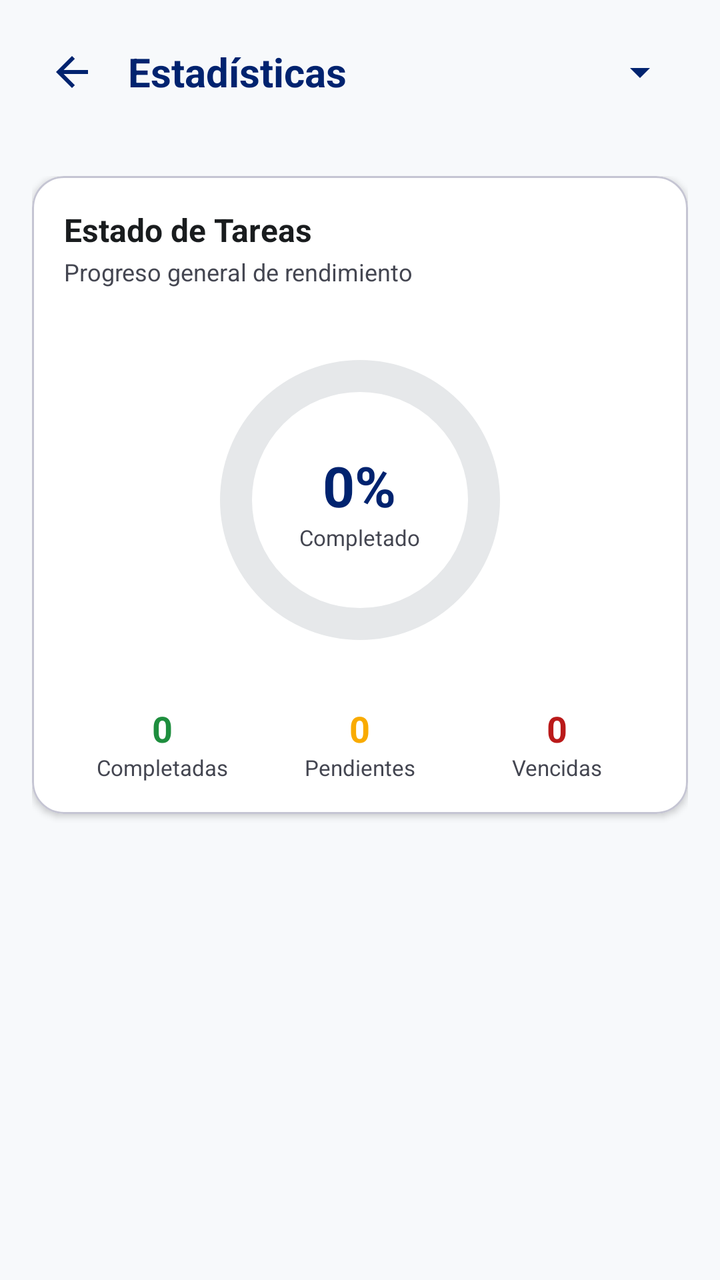
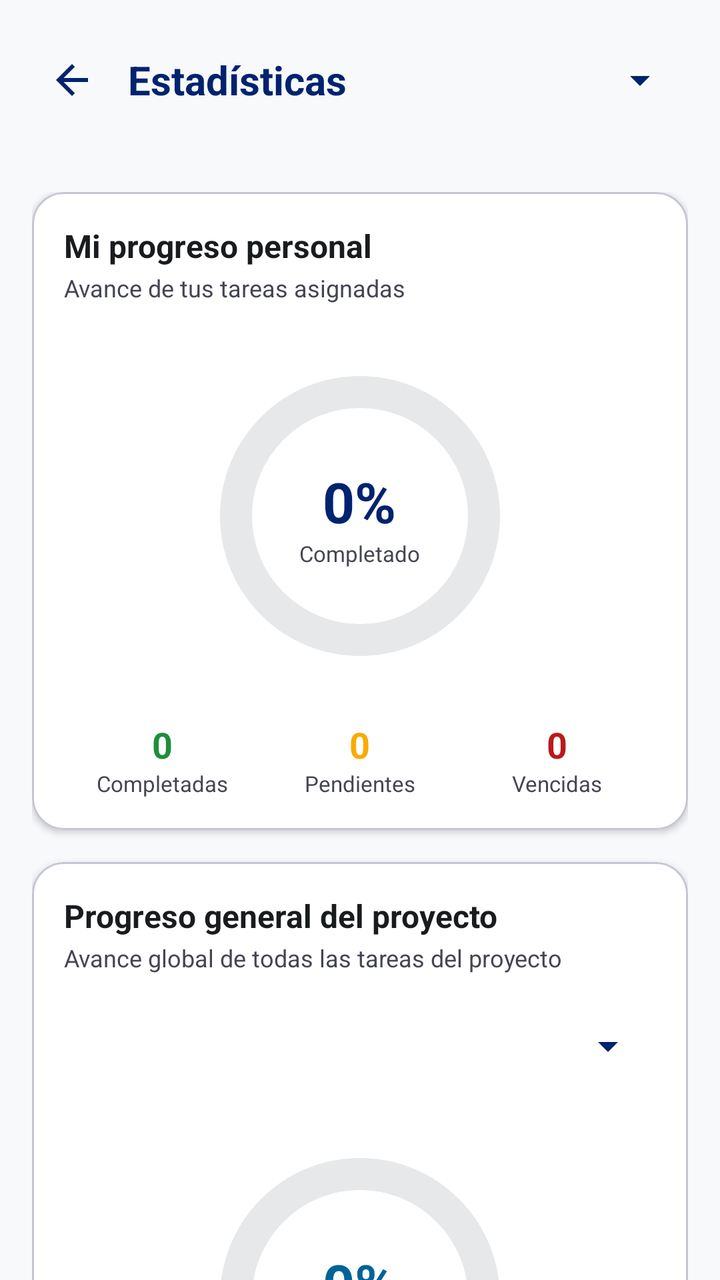

Screens rendered from an Android XML layout before and after an edit, with the pre-edit source and the edit as a unified diff.
<!-- AndroidManifest.xml: application theme Theme.MaquetaGestia -->
<!-- res/layout/activity_frm_estadisticas.xml -->
<?xml version="1.0" encoding="utf-8"?>
<RelativeLayout xmlns:android="http://schemas.android.com/apk/res/android"
    xmlns:app="http://schemas.android.com/apk/res-auto"
    xmlns:tools="http://schemas.android.com/tools"
    android:id="@+id/main"
    android:layout_width="match_parent"
    android:layout_height="match_parent"
    android:background="@color/background"
    tools:context=".vista.frm_estadisticas">

    
    <LinearLayout
        android:id="@+id/headerEstadisticas"
        android:layout_width="match_parent"
        android:layout_height="wrap_content"
        android:gravity="center_vertical"
        android:orientation="horizontal"
        android:padding="16dp">

        <ImageButton
            android:id="@+id/btnVolverEstadisticas"
            android:layout_width="40dp"
            android:layout_height="40dp"
            android:background="?attr/selectableItemBackgroundBorderless"
            android:contentDescription="Volver"
            android:onClick="volverAlHome"
            android:src="@drawable/arrow_back_24dp_e3e3e3_fill0_wght400_grad0_opsz24"
            app:tint="@color/primary" />

        <TextView
            android:layout_width="0dp"
            android:layout_height="wrap_content"
            android:layout_marginStart="8dp"
            android:layout_marginEnd="8dp"
            android:layout_weight="1"
            android:ellipsize="end"
            android:maxLines="1"
            android:text="Estadísticas"
            android:textColor="@color/primary"
            android:textSize="20sp"
            android:textStyle="bold" />

        <Spinner
            android:id="@+id/spPeriodo"
            android:layout_width="wrap_content"
            android:layout_height="40dp"
            android:backgroundTint="@color/primary" />
    </LinearLayout>

    
    <ScrollView
        android:layout_width="match_parent"
        android:layout_height="match_parent"
        android:layout_below="@id/headerEstadisticas"
        android:fillViewport="true">

        <LinearLayout
            android:layout_width="match_parent"
            android:layout_height="wrap_content"
            android:orientation="vertical"
            android:padding="16dp">

            
            <com.google.android.material.card.MaterialCardView
                android:layout_width="match_parent"
                android:layout_height="wrap_content"
                android:layout_marginBottom="16dp"
                app:cardBackgroundColor="@color/surface_container_lowest"
                app:cardCornerRadius="16dp"
                app:cardElevation="2dp"
                app:strokeColor="@color/outline_variant">

                <LinearLayout
                    android:layout_width="match_parent"
                    android:layout_height="wrap_content"
                    android:orientation="vertical"
                    android:padding="16dp">

                    <TextView
                        android:layout_width="wrap_content"
                        android:layout_height="wrap_content"
                        android:text="Estado de Tareas"
                        android:textColor="@color/on_surface"
                        android:textSize="16sp"
                        android:textStyle="bold" />

                    <TextView
                        android:layout_width="wrap_content"
                        android:layout_height="wrap_content"
                        android:layout_marginTop="2dp"
                        android:text="Progreso general de rendimiento"
                        android:textColor="@color/on_surface_variant"
                        android:textSize="12sp" />

                    
                    <RelativeLayout
                        android:layout_width="match_parent"
                        android:layout_height="180dp"
                        android:layout_marginTop="16dp">

                        
                        <com.google.android.material.progressindicator.CircularProgressIndicator
                            android:id="@+id/chartDonut"
                            android:layout_width="wrap_content"
                            android:layout_height="wrap_content"
                            android:layout_centerInParent="true"
                            android:progress="0"
                            app:indicatorColor="@color/primary"
                            app:indicatorSize="140dp"
                            app:trackColor="@color/surface_container_high"
                            app:trackCornerRadius="8dp"
                            app:trackThickness="16dp"
                            tools:progress="75" />

                        
                        <LinearLayout
                            android:layout_width="wrap_content"
                            android:layout_height="wrap_content"
                            android:layout_centerInParent="true"
                            android:gravity="center"
                            android:orientation="vertical">

                            <TextView
                                android:id="@+id/lblPorcentajeDonut"
                                android:layout_width="wrap_content"
                                android:layout_height="wrap_content"
                                android:text="0%"
                                android:textColor="@color/primary"
                                android:textSize="28sp"
                                android:textStyle="bold" />

                            <TextView
                                android:layout_width="wrap_content"
                                android:layout_height="wrap_content"
                                android:text="Completado"
                                android:textColor="@color/on_surface_variant"
                                android:textSize="11sp" />
                        </LinearLayout>
                    </RelativeLayout>

                    
                    <LinearLayout
                        android:layout_width="match_parent"
                        android:layout_height="wrap_content"
                        android:layout_marginTop="12dp"
                        android:orientation="horizontal">

                        
                        <LinearLayout
                            android:layout_width="0dp"
                            android:layout_height="wrap_content"
                            android:layout_weight="1"
                            android:gravity="center"
                            android:orientation="vertical">

                            <TextView
                                android:id="@+id/lblCompletadasCount"
                                android:layout_width="wrap_content"
                                android:layout_height="wrap_content"
                                android:text="0"
                                android:textColor="@color/success_green"
                                android:textSize="18sp"
                                android:textStyle="bold" />

                            <TextView
                                android:layout_width="wrap_content"
                                android:layout_height="wrap_content"
                                android:text="Completadas"
                                android:textColor="@color/on_surface_variant"
                                android:textSize="11sp" />
                        </LinearLayout>

                        
                        <LinearLayout
                            android:layout_width="0dp"
                            android:layout_height="wrap_content"
                            android:layout_weight="1"
                            android:gravity="center"
                            android:orientation="vertical">

                            <TextView
                                android:id="@+id/lblPendientesCount"
                                android:layout_width="wrap_content"
                                android:layout_height="wrap_content"
                                android:text="0"
                                android:textColor="@color/warning_amber"
                                android:textSize="18sp"
                                android:textStyle="bold" />

                            <TextView
                                android:layout_width="wrap_content"
                                android:layout_height="wrap_content"
                                android:text="Pendientes"
                                android:textColor="@color/on_surface_variant"
                                android:textSize="11sp" />
                        </LinearLayout>

                        
                        <LinearLayout
                            android:layout_width="0dp"
                            android:layout_height="wrap_content"
                            android:layout_weight="1"
                            android:gravity="center"
                            android:orientation="vertical">

                            <TextView
                                android:id="@+id/lblVencidasCount"
                                android:layout_width="wrap_content"
                                android:layout_height="wrap_content"
                                android:text="0"
                                android:textColor="@color/error"
                                android:textSize="18sp"
                                android:textStyle="bold" />

                            <TextView
                                android:layout_width="wrap_content"
                                android:layout_height="wrap_content"
                                android:text="Vencidas"
                                android:textColor="@color/on_surface_variant"
                                android:textSize="11sp" />
                        </LinearLayout>
                    </LinearLayout>

                </LinearLayout>
            </com.google.android.material.card.MaterialCardView>

        </LinearLayout>
    </ScrollView>

</RelativeLayout>
<!-- resources referenced by this layout -->
<resources>
  <color name="background">#F7F9FB</color>
  <color name="error">#BA1A1A</color>
  <color name="on_surface">#191C1E</color>
  <color name="on_surface_variant">#444651</color>
  <color name="outline_variant">#C5C5D3</color>
  <color name="primary">#00236F</color>
  <color name="success_green">#1E8E3E</color>
  <color name="surface_container_high">#E6E8EA</color>
  <color name="surface_container_lowest">#FFFFFF</color>
  <color name="warning_amber">#F9AB00</color>
  <!-- drawable arrow_back_24dp_e3e3e3_fill0_wght400_grad0_opsz24 (drawable) -->
  <vector xmlns:android="http://schemas.android.com/apk/res/android"
      android:width="24dp"
      android:height="24dp"
      android:viewportWidth="960"
      android:viewportHeight="960">
    <path
        android:pathData="m313,520 l224,224 -57,56 -320,-320 320,-320 57,56 -224,224h487v80L313,520Z"
        android:fillColor="#e3e3e3"/>
  </vector>
  <style name="Theme.MaquetaGestia" parent="Base.Theme.MaquetaGestia" />
  <style name="Base.Theme.MaquetaGestia" parent="Theme.Material3.DayNight.NoActionBar">
          
          <item name="colorPrimary">@color/primary</item>
          <item name="colorOnPrimary">@color/on_primary</item>
          <item name="colorPrimaryContainer">@color/primary_container</item>
          <item name="colorOnPrimaryContainer">@color/on_primary_container</item>
  
          
          <item name="colorSecondary">@color/secondary</item>
          <item name="colorOnSecondary">@color/on_secondary</item>
          <item name="colorSecondaryContainer">@color/secondary_container</item>
  
          
          <item name="android:colorBackground">@color/background</item>
          <item name="colorSurface">@color/surface</item>
          <item name="colorOnSurface">@color/on_surface</item>
          <item name="colorOnSurfaceVariant">@color/on_surface_variant</item>
  
          
          <item name="colorOutline">@color/outline</item>
          <item name="colorOutlineVariant">@color/outline_variant</item>
          <item name="colorError">@color/error</item>
          <item name="colorErrorContainer">@color/error_container</item>
          <item name="colorOnError">@color/on_error</item>
      </style>
  <color name="on_primary">#FFFFFF</color>
  <color name="primary_container">#1E3A8A</color>
  <color name="on_primary_container">#90A8FF</color>
  <color name="secondary">#006398</color>
  <color name="on_secondary">#FFFFFF</color>
  <color name="secondary_container">#5BB8FE</color>
  <color name="surface">#F7F9FB</color>
  <color name="outline">#757682</color>
  <color name="error_container">#FFDAD6</color>
  <color name="on_error">#FFFFFF</color>
</resources>

<!-- the commit's change to res/layout/activity_frm_estadisticas.xml (unified diff, before → after) -->
@@ -43,22 +43,26 @@
         <Spinner
             android:id="@+id/spPeriodo"
             android:layout_width="wrap_content"
-            android:layout_height="40dp"
-            android:backgroundTint="@color/primary" />
+            android:layout_height="wrap_content"
+            android:backgroundTint="@color/primary"
+            android:minHeight="48dp" />
     </LinearLayout>
 
     
-    <ScrollView
+    <androidx.core.widget.NestedScrollView
         android:layout_width="match_parent"
         android:layout_height="match_parent"
         android:layout_below="@id/headerEstadisticas"
+        android:clipToPadding="false"
         android:fillViewport="true">
 
         <LinearLayout
             android:layout_width="match_parent"
             android:layout_height="wrap_content"
             android:orientation="vertical"
-            android:padding="16dp">
+            android:paddingHorizontal="16dp"
+            android:paddingTop="16dp"
+            android:paddingBottom="24dp">
 
             
             <com.google.android.material.card.MaterialCardView
@@ -79,7 +83,7 @@
                     <TextView
                         android:layout_width="wrap_content"
                         android:layout_height="wrap_content"
-                        android:text="Estado de Tareas"
+                        android:text="Mi progreso personal"
                         android:textColor="@color/on_surface"
                         android:textSize="16sp"
                         android:textStyle="bold" />
@@ -88,15 +92,17 @@
                         android:layout_width="wrap_content"
                         android:layout_height="wrap_content"
                         android:layout_marginTop="2dp"
-                        android:text="Progreso general de rendimiento"
+                        android:text="Avance de tus tareas asignadas"
                         android:textColor="@color/on_surface_variant"
                         android:textSize="12sp" />
 
                     
                     <RelativeLayout
                         android:layout_width="match_parent"
-                        android:layout_height="180dp"
-                        android:layout_marginTop="16dp">
+                        android:layout_height="wrap_content"
+                        android:layout_marginTop="16dp"
+                        android:minHeight="180dp"
+                        android:paddingVertical="12dp">
 
                         
                         <com.google.android.material.progressindicator.CircularProgressIndicator
@@ -165,6 +171,8 @@
                             <TextView
                                 android:layout_width="wrap_content"
                                 android:layout_height="wrap_content"
+                                android:ellipsize="end"
+                                android:maxLines="1"
                                 android:text="Completadas"
                                 android:textColor="@color/on_surface_variant"
                                 android:textSize="11sp" />
@@ -190,6 +198,8 @@
                             <TextView
                                 android:layout_width="wrap_content"
                                 android:layout_height="wrap_content"
+                                android:ellipsize="end"
+                                android:maxLines="1"
                                 android:text="Pendientes"
                                 android:textColor="@color/on_surface_variant"
                                 android:textSize="11sp" />
@@ -215,6 +225,8 @@
                             <TextView
                                 android:layout_width="wrap_content"
                                 android:layout_height="wrap_content"
+                                android:ellipsize="end"
+                                android:maxLines="1"
                                 android:text="Vencidas"
                                 android:textColor="@color/on_surface_variant"
                                 android:textSize="11sp" />
@@ -224,7 +236,212 @@
                 </LinearLayout>
             </com.google.android.material.card.MaterialCardView>
 
+            
+            <com.google.android.material.card.MaterialCardView
+                android:layout_width="match_parent"
+                android:layout_height="wrap_content"
+                android:layout_marginBottom="16dp"
+                app:cardBackgroundColor="@color/surface_container_lowest"
+                app:cardCornerRadius="16dp"
+                app:cardElevation="2dp"
+                app:strokeColor="@color/outline_variant">
+
+                <LinearLayout
+                    android:layout_width="match_parent"
+                    android:layout_height="wrap_content"
+                    android:orientation="vertical"
+                    android:padding="16dp">
+
+                    <TextView
+                        android:layout_width="wrap_content"
+                        android:layout_height="wrap_content"
+                        android:text="Progreso general del proyecto"
+                        android:textColor="@color/on_surface"
+                        android:textSize="16sp"
+                        android:textStyle="bold" />
+
+                    <TextView
+                        android:layout_width="wrap_content"
+                        android:layout_height="wrap_content"
+                        android:layout_marginTop="2dp"
+                        android:text="Avance global de todas las tareas del proyecto"
+                        android:textColor="@color/on_surface_variant"
+                        android:textSize="12sp" />
+
+                    <Spinner
+                        android:id="@+id/spProyectoEstadisticas"
+                        android:layout_width="match_parent"
+                        android:layout_height="wrap_content"
+                        android:layout_marginTop="12dp"
+                        android:backgroundTint="@color/primary"
+                        android:minHeight="48dp" />
+
+                    
+                    <RelativeLayout
+                        android:layout_width="match_parent"
+                        android:layout_height="wrap_content"
+                        android:layout_marginTop="12dp"
+                        android:minHeight="180dp"
+                        android:paddingVertical="12dp">
+
+                        <com.google.android.material.progressindicator.CircularProgressIndicator
+                            android:id="@+id/chartDonutProyecto"
+                            android:layout_width="wrap_content"
+                            android:layout_height="wrap_content"
+                            android:layout_centerInParent="true"
+                            android:progress="0"
+                            app:indicatorColor="@color/secondary"
+                            app:indicatorSize="140dp"
+                            app:trackColor="@color/surface_container_high"
+                            app:trackCornerRadius="8dp"
+                            app:trackThickness="16dp"
+                            tools:progress="60" />
+
+                        <LinearLayout
+                            android:layout_width="wrap_content"
+                            android:layout_height="wrap_content"
+                            android:layout_centerInParent="true"
+                            android:gravity="center"
+                            android:orientation="vertical">
+
+                            <TextView
+                                android:id="@+id/lblPorcentajeDonutProyecto"
+                                android:layout_width="wrap_content"
+                                android:layout_height="wrap_content"
+                                android:text="0%"
+                                android:textColor="@color/secondary"
+                                android:textSize="28sp"
+                                android:textStyle="bold" />
+
+                            <TextView
+                                android:layout_width="wrap_content"
+                                android:layout_height="wrap_content"
+                                android:text="Del proyecto"
+                                android:textColor="@color/on_surface_variant"
+                                android:textSize="11sp" />
+                        </LinearLayout>
+                    </RelativeLayout>
+
+                    
+                    <LinearLayout
+                        android:layout_width="match_parent"
+                        android:layout_height="wrap_content"
+                        android:layout_marginTop="12dp"
+                        android:orientation="horizontal">
+
+                        <LinearLayout
+                            android:layout_width="0dp"
+                            android:layout_height="wrap_content"
+                            android:layout_weight="1"
+                            android:gravity="center"
+                            android:orientation="vertical"
+                            android:paddingHorizontal="2dp">
+
+                            <TextView
+                                android:id="@+id/lblProyectoTotalCount"
+                                android:layout_width="wrap_content"
+                                android:layout_height="wrap_content"
+                                android:text="0"
+                                android:textColor="@color/primary"
+                                android:textSize="18sp"
+                                android:textStyle="bold" />
+
+                            <TextView
+                                android:layout_width="wrap_content"
+                                android:layout_height="wrap_content"
+                                android:ellipsize="end"
+                                android:maxLines="1"
+                                android:text="Total"
+                                android:textColor="@color/on_surface_variant"
+                                android:textSize="10sp" />
+                        </LinearLayout>
+
+                        <LinearLayout
+                            android:layout_width="0dp"
+                            android:layout_height="wrap_content"
+                            android:layout_weight="1"
+                            android:gravity="center"
+                            android:orientation="vertical"
+                            android:paddingHorizontal="2dp">
+
+                            <TextView
+                                android:id="@+id/lblProyectoCompletadasCount"
+                                android:layout_width="wrap_content"
+                                android:layout_height="wrap_content"
+                                android:text="0"
+                                android:textColor="@color/success_green"
+                                android:textSize="18sp"
+                                android:textStyle="bold" />
+
+                            <TextView
+                                android:layout_width="wrap_content"
+                                android:layout_height="wrap_content"
+                                android:ellipsize="end"
+                                android:maxLines="1"
+                                android:text="Completadas"
+                                android:textColor="@color/on_surface_variant"
+                                android:textSize="10sp" />
+                        </LinearLayout>
+
+                        <LinearLayout
+                            android:layout_width="0dp"
+                            android:layout_height="wrap_content"
+                            android:layout_weight="1"
+                            android:gravity="center"
+                            android:orientation="vertical"
+                            android:paddingHorizontal="2dp">
+
+                            <TextView
+                                android:id="@+id/lblProyectoPendientesCount"
+                                android:layout_width="wrap_content"
+                                android:layout_height="wrap_content"
+                                android:text="0"
+                                android:textColor="@color/warning_amber"
+                                android:textSize="18sp"
+                                android:textStyle="bold" />
+
+                            <TextView
+                                android:layout_width="wrap_content"
+                                android:layout_height="wrap_content"
+                                android:ellipsize="end"
+                                android:maxLines="1"
+                                android:text="Pendientes"
+                                android:textColor="@color/on_surface_variant"
+                                android:textSize="10sp" />
+                        </LinearLayout>
+
+                        <LinearLayout
+                            android:layout_width="0dp"
+                            android:layout_height="wrap_content"
+                            android:layout_weight="1"
+                            android:gravity="center"
+                            android:orientation="vertical"
+                            android:paddingHorizontal="2dp">
+
+                            <TextView
+                                android:id="@+id/lblProyectoVencidasCount"
+                                android:layout_width="wrap_content"
+                                android:layout_height="wrap_content"
+                                android:text="0"
+                                android:textColor="@color/error"
+                                android:textSize="18sp"
+                                android:textStyle="bold" />
+
+                            <TextView
+                                android:layout_width="wrap_content"
+                                android:layout_height="wrap_content"
+                                android:ellipsize="end"
+                                android:maxLines="1"
+                                android:text="Vencidas"
+                                android:textColor="@color/on_surface_variant"
+                                android:textSize="10sp" />
+                        </LinearLayout>
+                    </LinearLayout>
+
+                </LinearLayout>
+            </com.google.android.material.card.MaterialCardView>
+
         </LinearLayout>
-    </ScrollView>
+    </androidx.core.widget.NestedScrollView>
 
 </RelativeLayout>
